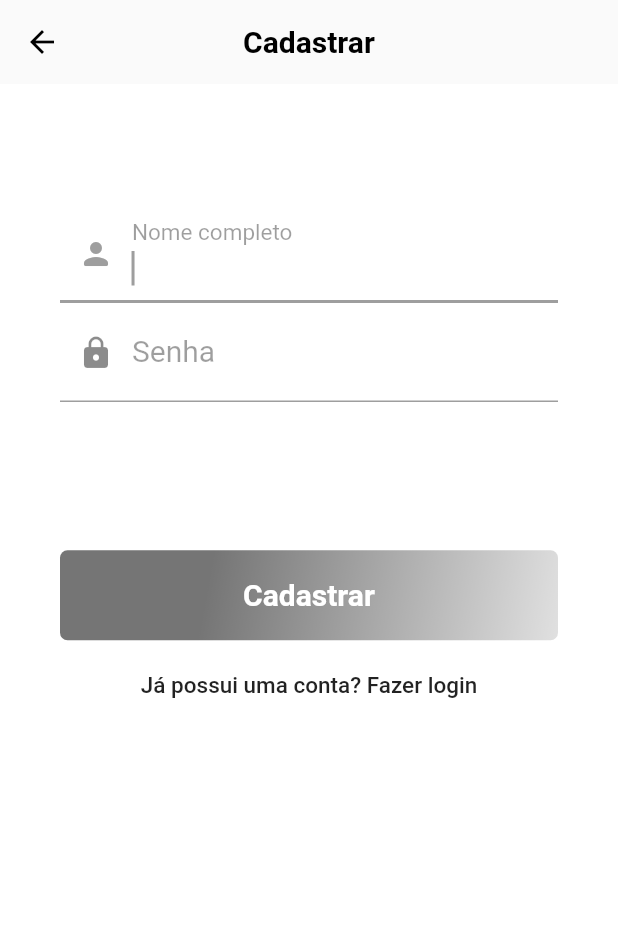
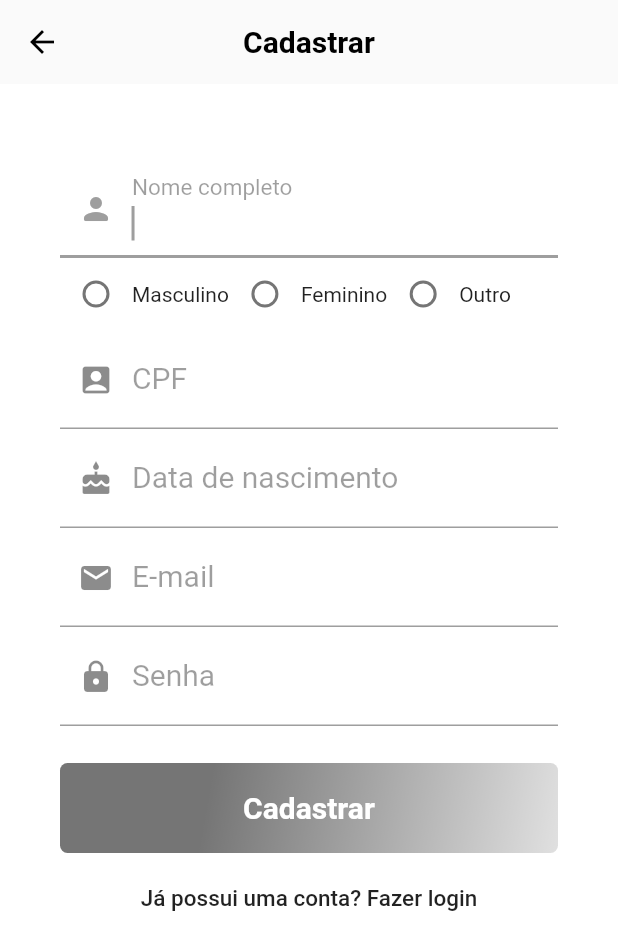
Before and after one commit to GreatWhoOne/vet-clinic-app, a Flutter app: the CreatAccount screen opened directly, after a tap on "Cadastrar", on a phone screen of 412 x 824 dp. Shown: the top 950 px of the screen. Run offline on Flutter 3.47's test engine with Material 2 defaults, Android fonts, the phone set to English and light mode, and no system bars; our stand-ins replace fluttertoast.

Commit message:
Created Splash screen and save user data Screen

```diff
--- a/vet_app/lib/pages/login/createAccount.dart
+++ b/vet_app/lib/pages/login/createAccount.dart
@@ -5,6 +5,7 @@ import 'package:vet_app/utils/consts.dart';
 import 'package:flutter/cupertino.dart';
 import 'package:http/http.dart' as http;
 import 'dart:convert';
+import 'package:intl/intl.dart';
 
 import 'loginPage.dart';
 
@@ -17,10 +18,33 @@ class CreatAccount extends StatefulWidget {
 
 class _CreatAccountState extends State<CreatAccount> {
   TextEditingController nomeUsuario = new TextEditingController();
-  // TextEditingController cpf = new TextEditingController();
-  // TextEditingController email = new TextEditingController();
-  // TextEditingController endereco = new TextEditingController();
+  TextEditingController cpf = new TextEditingController();
+  TextEditingController dataNasc = new TextEditingController();
+  TextEditingController email = new TextEditingController();
   TextEditingController senha = new TextEditingController();
+
+  List gender = ["M", "F", "O"];
+  String select;
+
+  Row addRadioButton(int btnValue, String title) {
+    return Row(
+      mainAxisAlignment: MainAxisAlignment.start,
+      children: <Widget>[
+        Radio(
+          activeColor: Theme.of(context).primaryColor,
+          value: gender[btnValue],
+          groupValue: select,
+          onChanged: (value) {
+            setState(() {
+              print(value);
+              select = value;
+            });
+          },
+        ),
+        Text(title)
+      ],
+    );
+  }
 
   Future register() async {
     var url = "http://192.168.0.103/flutter-app/registrar.php";
@@ -28,6 +52,10 @@ class _CreatAccountState extends State<CreatAccount> {
       url,
       body: {
         "nome": nomeUsuario.text,
+        "cpf": cpf.text,
+        "sexo": select,
+        "dataNasc": dataNasc.text,
+        "email": email.text,
         "senha": senha.text,
       },
     );
@@ -35,7 +63,7 @@ class _CreatAccountState extends State<CreatAccount> {
     var data = json.decode(response.body);
     if (data == "Success") {
       Fluttertoast.showToast(
-        msg: "Bom",
+        msg: "Usuário Cadastrado com sucesso",
         toastLength: Toast.LENGTH_SHORT,
         gravity: ToastGravity.CENTER,
         timeInSecForIosWeb: 1,
@@ -51,7 +79,7 @@ class _CreatAccountState extends State<CreatAccount> {
       );
     } else {
       Fluttertoast.showToast(
-        msg: "Ruim",
+        msg: "Não foi possível cadastrar o usuário",
         toastLength: Toast.LENGTH_SHORT,
         gravity: ToastGravity.CENTER,
         timeInSecForIosWeb: 1,
@@ -61,26 +89,26 @@ class _CreatAccountState extends State<CreatAccount> {
       );
     }
 
-    // if (response.body == "CORRETO") {
-    //   Fluttertoast.showToast(
-    //     msg: "Bom",
-    //     toastLength: Toast.LENGTH_SHORT,
-    //     gravity: ToastGravity.CENTER,
-    //     timeInSecForIosWeb: 1,
-    //     backgroundColor: Colors.red,
-    //     textColor: Colors.white,
-    //     fontSize: 16.0,
-    //   );
-    // } else if (response.body == "ERROR") {
-    //   Fluttertoast.showToast(
-    //       msg: "Ruim",
-    //       toastLength: Toast.LENGTH_SHORT,
-    //       gravity: ToastGravity.CENTER,
-    //       timeInSecForIosWeb: 1,
-    //       backgroundColor: Colors.red,
-    //       textColor: Colors.white,
-    //       fontSize: 16.0);
-    // }
+    if (response.body == "CORRETO") {
+      Fluttertoast.showToast(
+        msg: "Bom",
+        toastLength: Toast.LENGTH_SHORT,
+        gravity: ToastGravity.CENTER,
+        timeInSecForIosWeb: 1,
+        backgroundColor: Colors.red,
+        textColor: Colors.white,
+        fontSize: 16.0,
+      );
+    } else if (response.body == "ERROR") {
+      Fluttertoast.showToast(
+          msg: "Ruim",
+          toastLength: Toast.LENGTH_SHORT,
+          gravity: ToastGravity.CENTER,
+          timeInSecForIosWeb: 1,
+          backgroundColor: Colors.red,
+          textColor: Colors.white,
+          fontSize: 16.0);
+    }
   }
 
   @override
@@ -104,7 +132,7 @@ class _CreatAccountState extends State<CreatAccount> {
       body: Center(
         child: Container(
           padding: EdgeInsets.only(
-            top: 80,
+            top: 50,
             left: 40,
             right: 40,
           ),
@@ -128,34 +156,58 @@ class _CreatAccountState extends State<CreatAccount> {
                   fontSize: 20,
                 ),
               ),
-              // TextFormField(
-              //   controller: email,
-              //   keyboardType: TextInputType.text,
-              //   decoration: InputDecoration(
-              //     prefixIcon: Icon(Icons.email),
-              //     labelText: "E-mail",
-              //     labelStyle: TextStyle(
-              //       color: Colors.black38,
-              //       fontWeight: FontWeight.w400,
-              //       fontSize: 20,
-              //     ),
-              //   ),
-              //   style: TextStyle(fontSize: 20),
-              // ),
-              // TextFormField(
-              //   controller: cpf,
-              //   keyboardType: TextInputType.text,
-              //   decoration: InputDecoration(
-              //     prefixIcon: Icon(Icons.location_on),
-              //     labelText: "CPF",
-              //     labelStyle: TextStyle(
-              //       color: Colors.black38,
-              //       fontWeight: FontWeight.w400,
-              //       fontSize: 20,
-              //     ),
-              //   ),
-              //   style: TextStyle(fontSize: 20),
-              // ),
+              Row(
+                children: <Widget>[
+                  addRadioButton(0, 'Masculino'),
+                  addRadioButton(1, 'Feminino'),
+                  addRadioButton(2, 'Outro'),
+                ],
+              ),
+              TextFormField(
+                controller: cpf,
+                keyboardType: TextInputType.text,
+                decoration: InputDecoration(
+                  prefixIcon: Icon(Icons.account_box),
+                  labelText: "CPF",
+                  labelStyle: TextStyle(
+                    color: Colors.black38,
+                    fontWeight: FontWeight.w400,
+                    fontSize: 20,
+                  ),
+                ),
+                style: TextStyle(fontSize: 20),
+              ),
+              TextFormField(
+                controller: dataNasc,
+                autofocus: true,
+                keyboardType: TextInputType.text,
+                decoration: InputDecoration(
+                  prefixIcon: Icon(Icons.cake),
+                  labelText: "Data de nascimento",
+                  labelStyle: TextStyle(
+                    color: Colors.black38,
+                    fontWeight: FontWeight.w400,
+                    fontSize: 20,
+                  ),
+                ),
+                style: TextStyle(
+                  fontSize: 20,
+                ),
+              ),
+              TextFormField(
+                controller: email,
+                keyboardType: TextInputType.text,
+                decoration: InputDecoration(
+                  prefixIcon: Icon(Icons.email),
+                  labelText: "E-mail",
+                  labelStyle: TextStyle(
+                    color: Colors.black38,
+                    fontWeight: FontWeight.w400,
+                    fontSize: 20,
+                  ),
+                ),
+                style: TextStyle(fontSize: 20),
+              ),
               TextFormField(
                 obscureText: true,
                 enableSuggestions: false,
@@ -174,7 +226,7 @@ class _CreatAccountState extends State<CreatAccount> {
                 style: TextStyle(fontSize: 20),
               ),
               SizedBox(
-                height: setHeight(80.0),
+                height: setHeight(20.0),
               ),
               Container(
                 height: 60,
@@ -210,6 +262,7 @@ class _CreatAccountState extends State<CreatAccount> {
                       ],
                     ),
                     onPressed: () {
+                      // dateFormatted = DateFormat('dd-MM-yyyy').format(dataNasc),
                       register();
                     },
                   ),
--- a/vet_app/lib/pages/login/loginPage.dart
+++ b/vet_app/lib/pages/login/loginPage.dart
@@ -1,5 +1,6 @@
 import 'package:flutter/material.dart';
 import 'package:fluttertoast/fluttertoast.dart';
+import 'package:vet_app/pages/login/splash.dart';
 import 'package:vet_app/pages/main.page.dart';
 import 'dart:convert';
 
@@ -46,7 +47,7 @@ class _LoginPageState extends State<LoginPage> {
       Navigator.push(
         context,
         MaterialPageRoute(
-          builder: (context) => MainPage(
+          builder: (context) => Splash(
               idUser: widget.formattedIdUser.toString(),
               userName: widget.formattedIdUserName),
         ),
--- a/vet_app/pubspec.yaml
+++ b/vet_app/pubspec.yaml
@@ -27,7 +27,6 @@ dependencies:
   # The following adds the Cupertino Icons font to your application.
   # Use with the CupertinoIcons class for iOS style icons.
   cupertino_icons: ^1.0.0
-  carousel_slider: ^3.0.0
 
   #cloud_firestore: ^0.13.0+1
   http:
```
Also changed, not shown: vet_app/lib/pages/login/splash.dart (added, +59 -0 lines), vet_app/lib/pages/main.page.dart (+13 -11 lines), vet_app/lib/pages/scheduling/confirmationScreen.dart (+14 -16 lines), vet_app/lib/pages/scheduling/mainScheduling.dart (+9 -1 lines), vet_app/lib/pages/scheduling/schedullingLog.dart (added, +15 -0 lines), vet_app/pubspec.lock.
